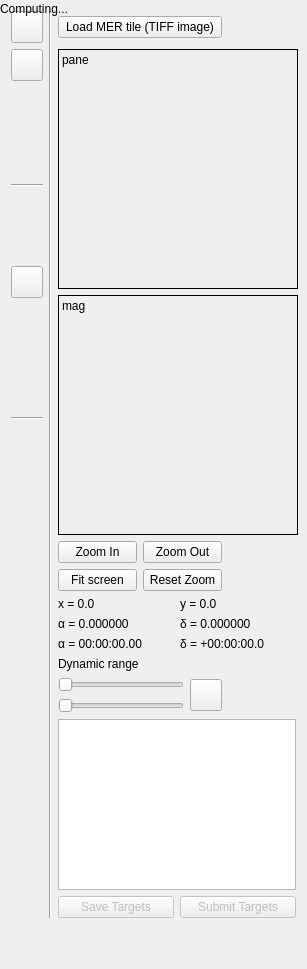
The window that src/euniverse/control_dock.ui (schirmermischa/euniverse) describes before a commit, drawn with Qt 5.
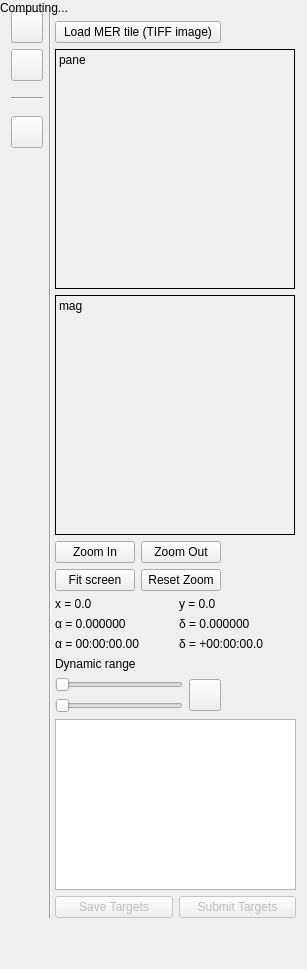
The same window after the commit.

Diff of the .ui file:
```diff
--- a/src/euniverse/control_dock.ui
+++ b/src/euniverse/control_dock.ui
@@ -32,7 +32,7 @@
    <enum>Qt::LeftToRight</enum>
   </property>
   <layout class="QGridLayout" name="gridLayout_2">
-   <item row="0" column="0">
+   <item row="0" column="0" rowspan="2">
     <widget class="QPushButton" name="MER_PushButton">
      <property name="sizePolicy">
       <sizepolicy hsizetype="Fixed" vsizetype="Fixed">
@@ -63,27 +63,14 @@
      </property>
     </widget>
    </item>
-   <item row="0" column="1" rowspan="13">
+   <item row="0" column="1" rowspan="13" colspan="2">
     <widget class="Line" name="line">
      <property name="orientation">
       <enum>Qt::Vertical</enum>
      </property>
     </widget>
    </item>
-   <item row="0" column="2">
-    <widget class="QPushButton" name="load_button">
-     <property name="sizePolicy">
-      <sizepolicy hsizetype="Expanding" vsizetype="Fixed">
-       <horstretch>0</horstretch>
-       <verstretch>0</verstretch>
-      </sizepolicy>
-     </property>
-     <property name="text">
-      <string>Load MER tile (TIFF image)</string>
-     </property>
-    </widget>
-   </item>
-   <item row="0" column="3">
+   <item row="0" column="3" rowspan="2">
     <spacer name="horizontalSpacer">
      <property name="orientation">
       <enum>Qt::Horizontal</enum>
@@ -96,38 +83,20 @@
      </property>
     </spacer>
    </item>
-   <item row="1" column="0">
-    <widget class="QPushButton" name="plotPushButton">
+   <item row="1" column="2">
+    <widget class="QPushButton" name="load_button">
      <property name="sizePolicy">
-      <sizepolicy hsizetype="Fixed" vsizetype="Fixed">
+      <sizepolicy hsizetype="Expanding" vsizetype="Fixed">
        <horstretch>0</horstretch>
        <verstretch>0</verstretch>
       </sizepolicy>
      </property>
-     <property name="minimumSize">
-      <size>
-       <width>32</width>
-       <height>32</height>
-      </size>
-     </property>
-     <property name="maximumSize">
-      <size>
-       <width>32</width>
-       <height>32</height>
-      </size>
-     </property>
-     <property name="statusTip">
-      <string>Loads the plotting tool</string>
-     </property>
-     <property name="checkable">
-      <bool>true</bool>
-     </property>
-     <property name="autoExclusive">
-      <bool>false</bool>
+     <property name="text">
+      <string>Load MER tile (TIFF image)</string>
      </property>
     </widget>
    </item>
-   <item row="1" column="2" rowspan="4" colspan="2">
+   <item row="2" column="2" rowspan="4" colspan="2">
     <widget class="QLabel" name="preview_label">
      <property name="sizePolicy">
       <sizepolicy hsizetype="Fixed" vsizetype="Fixed">
@@ -155,8 +124,44 @@
      </property>
     </widget>
    </item>
-   <item row="2" column="0">
-    <spacer name="verticalSpacer_2">
+   <item row="2" column="0" rowspan="5">
+    <layout class="QVBoxLayout" name="leftButtonLayout">
+     <property name="spacing">
+      <number>0</number>
+     </property>
+     <item>
+      <widget class="QPushButton" name="plotPushButton">
+       <property name="sizePolicy">
+        <sizepolicy hsizetype="Fixed" vsizetype="Fixed">
+         <horstretch>0</horstretch>
+         <verstretch>0</verstretch>
+        </sizepolicy>
+       </property>
+       <property name="minimumSize">
+        <size>
+         <width>32</width>
+         <height>32</height>
+        </size>
+       </property>
+       <property name="maximumSize">
+        <size>
+         <width>32</width>
+         <height>32</height>
+        </size>
+       </property>
+       <property name="statusTip">
+        <string>Loads the plotting tool</string>
+       </property>
+       <property name="checkable">
+        <bool>true</bool>
+       </property>
+       <property name="autoExclusive">
+        <bool>false</bool>
+       </property>
+      </widget>
+     </item>
+     <item>
+      <spacer name="spacerAboveLine3">
      <property name="orientation">
       <enum>Qt::Vertical</enum>
      </property>
@@ -166,20 +171,34 @@
      <property name="sizeHint" stdset="0">
       <size>
        <width>20</width>
-       <height>40</height>
+         <height>16</height>
       </size>
      </property>
     </spacer>
    </item>
-   <item row="3" column="0">
+     <item>
     <widget class="Line" name="line_3">
      <property name="orientation">
       <enum>Qt::Horizontal</enum>
      </property>
     </widget>
    </item>
-   <item row="4" column="0" rowspan="2">
-    <layout class="QVBoxLayout" name="verticalLayout_2">
+     <item>
+      <spacer name="spacerBelowLine3">
+       <property name="orientation">
+        <enum>Qt::Vertical</enum>
+       </property>
+       <property name="sizeType">
+        <enum>QSizePolicy::Fixed</enum>
+       </property>
+       <property name="sizeHint" stdset="0">
+        <size>
+         <width>20</width>
+         <height>16</height>
+        </size>
+       </property>
+      </spacer>
+     </item>
      <item>
       <widget class="QPushButton" name="photoPushButton">
        <property name="sizePolicy">
@@ -212,24 +231,21 @@
       </widget>
      </item>
      <item>
-      <spacer name="verticalSpacer_3">
+      <spacer name="verticalSpacer_2">
        <property name="orientation">
         <enum>Qt::Vertical</enum>
        </property>
-       <property name="sizeType">
-        <enum>QSizePolicy::Fixed</enum>
-       </property>
        <property name="sizeHint" stdset="0">
         <size>
          <width>20</width>
-         <height>40</height>
+         <height>0</height>
         </size>
        </property>
       </spacer>
      </item>
     </layout>
    </item>
-   <item row="5" column="2" rowspan="3" colspan="2">
+   <item row="6" column="2" rowspan="2" colspan="2">
     <widget class="QLabel" name="magnifier_label">
      <property name="sizePolicy">
       <sizepolicy hsizetype="Fixed" vsizetype="Fixed">
@@ -260,13 +276,6 @@
      </property>
     </widget>
    </item>
-   <item row="6" column="0">
-    <widget class="Line" name="line_2">
-     <property name="orientation">
-      <enum>Qt::Horizontal</enum>
-     </property>
-    </widget>
-   </item>
    <item row="7" column="0" rowspan="6">
     <spacer name="verticalSpacer_4">
      <property name="orientation">
@@ -500,8 +509,8 @@
     <rect>
      <x>0</x>
      <y>0</y>
-     <width>87</width>
-     <height>17</height>
+     <width>69</width>
+     <height>16</height>
     </rect>
    </property>
    <property name="visible">
```
Lines whose indentation alone changed are shown as unchanged.
